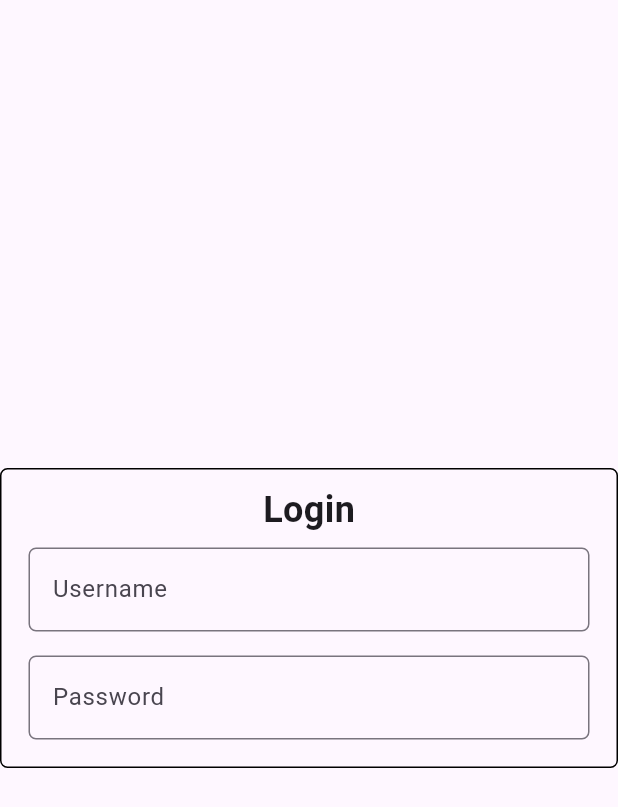
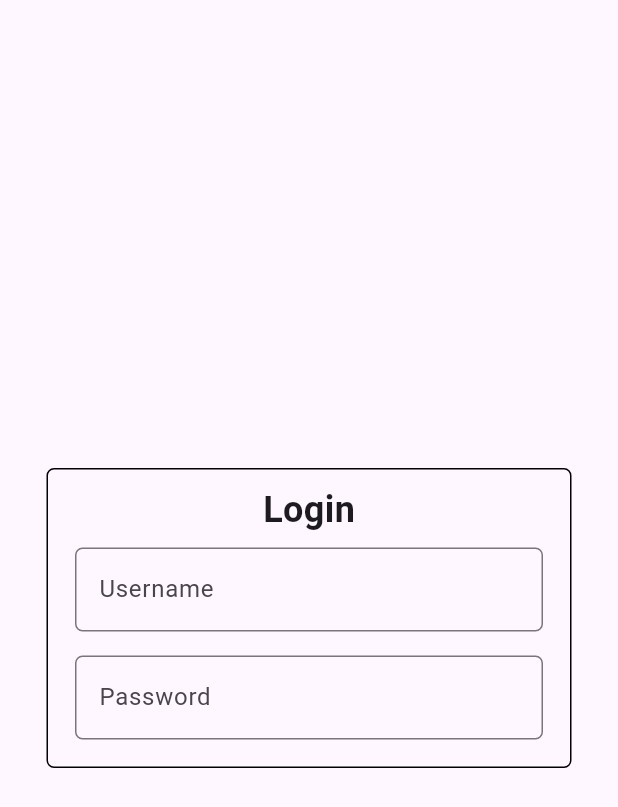
Before and after one commit to qussaif10/flutter-frontend, a Flutter app: the screen it shows after launch, on a phone screen of 412 x 824 dp. Shown: the top 807 px of the screen. Run offline on Flutter 3.47's test engine with Material 3 defaults, Android fonts, the phone set to English and light mode, and no system bars.

Commit message:
fixed the width issue with the login box

```diff
--- a/lib/main.dart
+++ b/lib/main.dart
@@ -29,6 +29,7 @@ class _LoginFormState extends State<LoginForm> {
     return Scaffold(
       body: Center(
         child: Container(
+          width: 350,
           padding: const EdgeInsets.all(2),
           decoration: BoxDecoration(
             border: Border.all(
@@ -71,7 +72,7 @@ class _LoginFormState extends State<LoginForm> {
                         ),
                       ),
                     ),
-                  )
+                  ),
                 ],
               ),
             ),
@@ -81,6 +82,7 @@ class _LoginFormState extends State<LoginForm> {
     );
   }
 }
+
 
 class SingUpForm extends StatefulWidget {
   const SingUpForm({super.key});
```
